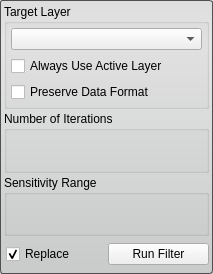
Old version of the form Interface/ToolInterface/CurvatureAnisotropicDiffusionFilterInterface.ui in the repository jessdtate/Seg3D.
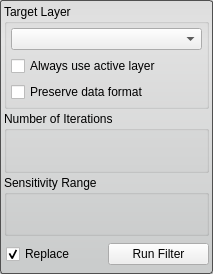
New version of the form. Custom widgets are drawn as their Qt base class.

Commit message: fixed Threshold Tool: Move "Create Threshold Layer" button to b... fixed Tools/Filters: Inconsistent capitalization for groupboxes fixed Tools/Filters: Inconsistent capitalization for checkboxes

```diff
--- a/Interface/ToolInterface/CurvatureAnisotropicDiffusionFilterInterface.ui
+++ b/Interface/ToolInterface/CurvatureAnisotropicDiffusionFilterInterface.ui
@@ -70,7 +70,7 @@
          <item>
           <widget class="QCheckBox" name="use_active_layer_">
            <property name="text">
-            <string>Always Use Active Layer</string>
+            <string>Always use active layer</string>
            </property>
           </widget>
          </item>
@@ -95,7 +95,7 @@
          <item>
           <widget class="QCheckBox" name="preserve_data_format_">
            <property name="text">
-            <string>Preserve Data Format</string>
+            <string>Preserve data format</string>
            </property>
           </widget>
          </item>
```
The commit also changes 52 other files.
